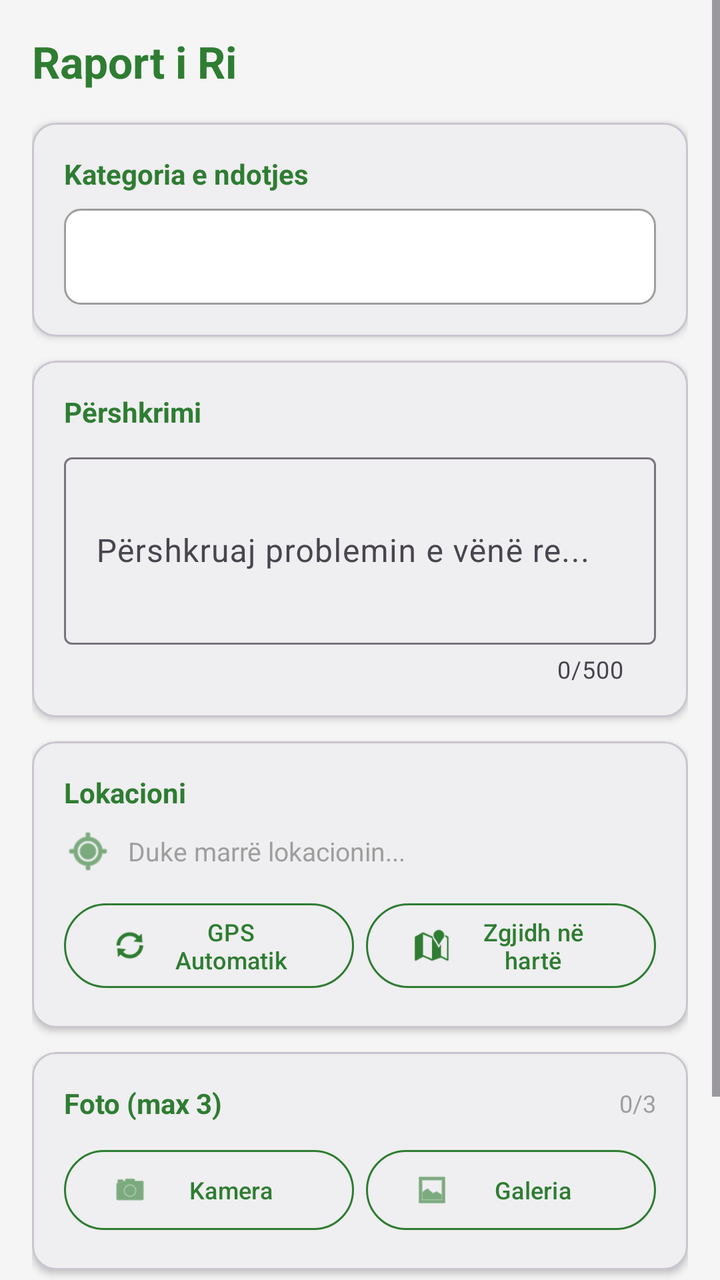
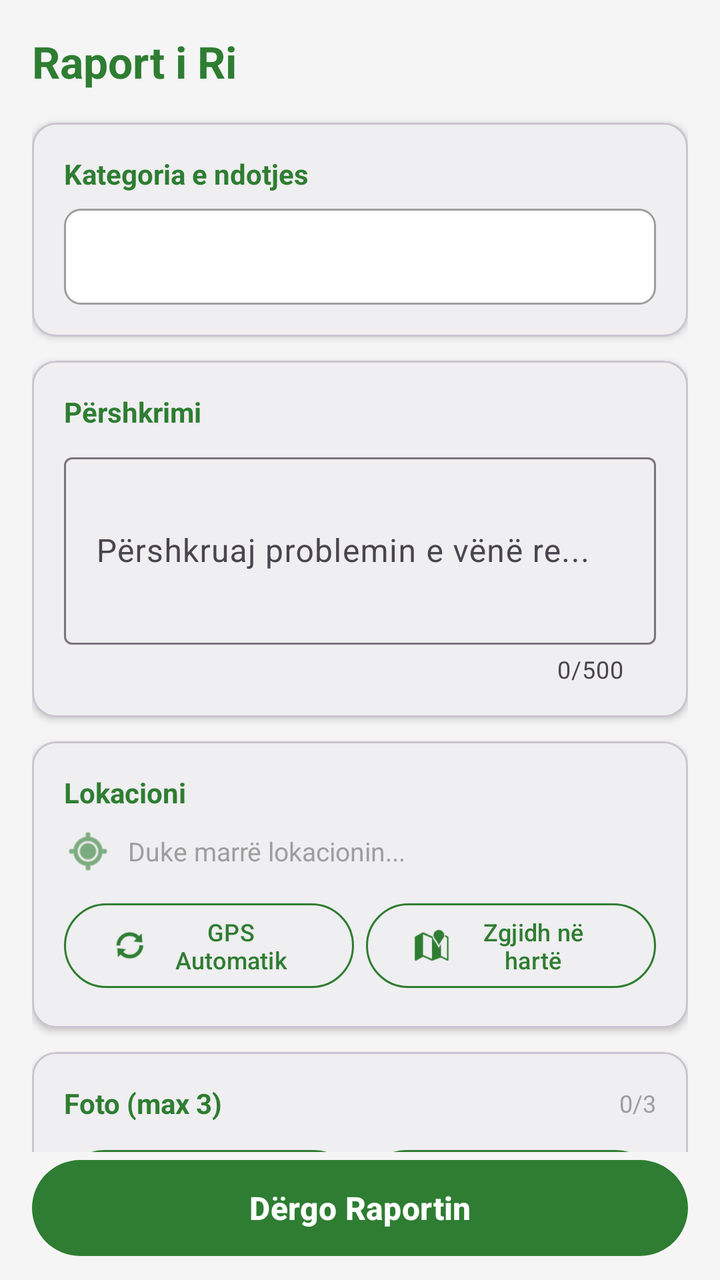

The first picture is an Android layout as it rendered before a commit; the second is the same layout after the commit. The layout source and the unified diff follow.
<!-- AndroidManifest.xml: application theme Theme.EcoAlert -->
<!-- res/layout/fragment_report.xml -->
<?xml version="1.0" encoding="utf-8"?>
<ScrollView
    xmlns:android="http://schemas.android.com/apk/res/android"
    xmlns:app="http://schemas.android.com/apk/res-auto"
    android:layout_width="match_parent"
    android:layout_height="match_parent"
    android:background="@color/gray_light">

    <LinearLayout
        android:layout_width="match_parent"
        android:layout_height="wrap_content"
        android:orientation="vertical"
        android:padding="16dp">

        
        <TextView
            android:layout_width="wrap_content"
            android:layout_height="wrap_content"
            android:text="Raport i Ri"
            android:textSize="22sp"
            android:textStyle="bold"
            android:textColor="@color/green_primary"
            android:layout_marginBottom="16dp" />

        
        <com.google.android.material.card.MaterialCardView
            android:layout_width="match_parent"
            android:layout_height="wrap_content"
            android:layout_marginBottom="12dp"
            app:cardElevation="2dp"
            app:cardCornerRadius="12dp">

            <LinearLayout
                android:layout_width="match_parent"
                android:layout_height="wrap_content"
                android:orientation="vertical"
                android:padding="16dp">

                <TextView
                    android:layout_width="wrap_content"
                    android:layout_height="wrap_content"
                    android:text="Kategoria e ndotjes"
                    android:textSize="14sp"
                    android:textStyle="bold"
                    android:textColor="@color/green_primary"
                    android:layout_marginBottom="8dp" />

                <Spinner
                    android:id="@+id/spinner_category"
                    android:layout_width="match_parent"
                    android:layout_height="48dp"
                    android:background="@drawable/spinner_background"
                    android:paddingStart="12dp"
                    android:paddingEnd="12dp" />

            </LinearLayout>

        </com.google.android.material.card.MaterialCardView>

        
        <com.google.android.material.card.MaterialCardView
            android:layout_width="match_parent"
            android:layout_height="wrap_content"
            android:layout_marginBottom="12dp"
            app:cardElevation="2dp"
            app:cardCornerRadius="12dp">

            <LinearLayout
                android:layout_width="match_parent"
                android:layout_height="wrap_content"
                android:orientation="vertical"
                android:padding="16dp">

                <TextView
                    android:layout_width="wrap_content"
                    android:layout_height="wrap_content"
                    android:text="Përshkrimi"
                    android:textSize="14sp"
                    android:textStyle="bold"
                    android:textColor="@color/green_primary"
                    android:layout_marginBottom="8dp" />

                <com.google.android.material.textfield.TextInputLayout
                    android:id="@+id/til_description"
                    android:layout_width="match_parent"
                    android:layout_height="wrap_content"
                    android:hint="Përshkruaj problemin e vënë re..."
                    style="@style/Widget.Material3.TextInputLayout.OutlinedBox"
                    app:counterEnabled="true"
                    app:counterMaxLength="500">

                    <com.google.android.material.textfield.TextInputEditText
                        android:id="@+id/et_description"
                        android:layout_width="match_parent"
                        android:layout_height="wrap_content"
                        android:inputType="textMultiLine"
                        android:minLines="3"
                        android:maxLines="5"
                        android:maxLength="500" />

                </com.google.android.material.textfield.TextInputLayout>

            </LinearLayout>

        </com.google.android.material.card.MaterialCardView>

        
        <com.google.android.material.card.MaterialCardView
            android:layout_width="match_parent"
            android:layout_height="wrap_content"
            android:layout_marginBottom="12dp"
            app:cardElevation="2dp"
            app:cardCornerRadius="12dp">

            <LinearLayout
                android:layout_width="match_parent"
                android:layout_height="wrap_content"
                android:orientation="vertical"
                android:padding="16dp">

                <TextView
                    android:layout_width="wrap_content"
                    android:layout_height="wrap_content"
                    android:text="Lokacioni"
                    android:textSize="14sp"
                    android:textStyle="bold"
                    android:textColor="@color/green_primary"
                    android:layout_marginBottom="8dp" />

                
                <LinearLayout
                    android:layout_width="match_parent"
                    android:layout_height="wrap_content"
                    android:orientation="horizontal"
                    android:gravity="center_vertical"
                    android:layout_marginBottom="10dp">

                    <ImageView
                        android:layout_width="24dp"
                        android:layout_height="24dp"
                        android:src="@android:drawable/ic_menu_mylocation"
                        app:tint="@color/green_primary"
                        android:layout_marginEnd="8dp" />

                    <TextView
                        android:id="@+id/tv_location"
                        android:layout_width="0dp"
                        android:layout_height="wrap_content"
                        android:layout_weight="1"
                        android:text="Duke marrë lokacionin..."
                        android:textSize="13sp"
                        android:textColor="@color/gray_medium" />

                </LinearLayout>

                
                <LinearLayout
                    android:layout_width="match_parent"
                    android:layout_height="wrap_content"
                    android:orientation="horizontal">

                    <com.google.android.material.button.MaterialButton
                        android:id="@+id/btn_refresh_location"
                        android:layout_width="0dp"
                        android:layout_height="wrap_content"
                        android:layout_weight="1"
                        android:layout_marginEnd="6dp"
                        android:text="GPS Automatik"
                        android:textSize="12sp"
                        style="@style/Widget.Material3.Button.OutlinedButton"
                        app:strokeColor="@color/green_primary"
                        app:icon="@android:drawable/ic_popup_sync" />

                    <com.google.android.material.button.MaterialButton
                        android:id="@+id/btn_pick_location"
                        android:layout_width="0dp"
                        android:layout_height="wrap_content"
                        android:layout_weight="1"
                        android:text="Zgjidh në hartë"
                        android:textSize="12sp"
                        style="@style/Widget.Material3.Button.OutlinedButton"
                        app:strokeColor="@color/green_primary"
                        app:icon="@android:drawable/ic_dialog_map" />

                </LinearLayout>

            </LinearLayout>

        </com.google.android.material.card.MaterialCardView>

        
        <com.google.android.material.card.MaterialCardView
            android:layout_width="match_parent"
            android:layout_height="wrap_content"
            android:layout_marginBottom="24dp"
            app:cardElevation="2dp"
            app:cardCornerRadius="12dp">

            <LinearLayout
                android:layout_width="match_parent"
                android:layout_height="wrap_content"
                android:orientation="vertical"
                android:padding="16dp">

                <LinearLayout
                    android:layout_width="match_parent"
                    android:layout_height="wrap_content"
                    android:orientation="horizontal"
                    android:gravity="center_vertical"
                    android:layout_marginBottom="10dp">

                    <TextView
                        android:layout_width="0dp"
                        android:layout_height="wrap_content"
                        android:layout_weight="1"
                        android:text="Foto (max 3)"
                        android:textSize="14sp"
                        android:textStyle="bold"
                        android:textColor="@color/green_primary" />

                    <TextView
                        android:id="@+id/tv_photo_count"
                        android:layout_width="wrap_content"
                        android:layout_height="wrap_content"
                        android:text="0/3"
                        android:textSize="12sp"
                        android:textColor="@color/gray_medium" />

                </LinearLayout>

                
                <androidx.recyclerview.widget.RecyclerView
                    android:id="@+id/rv_photos"
                    android:layout_width="match_parent"
                    android:layout_height="80dp"
                    android:layout_marginBottom="10dp"
                    android:visibility="gone" />

                
                <LinearLayout
                    android:layout_width="match_parent"
                    android:layout_height="wrap_content"
                    android:orientation="horizontal">

                    <com.google.android.material.button.MaterialButton
                        android:id="@+id/btn_camera"
                        android:layout_width="0dp"
                        android:layout_height="wrap_content"
                        android:layout_weight="1"
                        android:layout_marginEnd="6dp"
                        android:text="Kamera"
                        android:textSize="12sp"
                        style="@style/Widget.Material3.Button.OutlinedButton"
                        app:strokeColor="@color/green_primary"
                        app:icon="@android:drawable/ic_menu_camera" />

                    <com.google.android.material.button.MaterialButton
                        android:id="@+id/btn_gallery"
                        android:layout_width="0dp"
                        android:layout_height="wrap_content"
                        android:layout_weight="1"
                        android:text="Galeria"
                        android:textSize="12sp"
                        style="@style/Widget.Material3.Button.OutlinedButton"
                        app:strokeColor="@color/green_primary"
                        app:icon="@android:drawable/ic_menu_gallery" />

                </LinearLayout>

            </LinearLayout>

        </com.google.android.material.card.MaterialCardView>

        
        <com.google.android.material.button.MaterialButton
            android:id="@+id/btn_submit"
            android:layout_width="match_parent"
            android:layout_height="56dp"
            android:text="Dërgo Raportin"
            android:textSize="16sp"
            android:textStyle="bold"
            app:backgroundTint="@color/green_primary"
            android:layout_marginBottom="16dp" />

        
        <ProgressBar
            android:id="@+id/progress_bar"
            android:layout_width="wrap_content"
            android:layout_height="wrap_content"
            android:layout_gravity="center"
            android:visibility="gone"
            android:indeterminateTint="@color/green_primary" />

    </LinearLayout>

</ScrollView>
<!-- resources referenced by this layout -->
<resources>
  <color name="gray_light">#F5F5F5</color>
  <color name="gray_medium">#9E9E9E</color>
  <color name="green_primary">#2E7D32</color>
  <!-- drawable spinner_background (drawable) -->
  <?xml version="1.0" encoding="utf-8"?>
  <shape xmlns:android="http://schemas.android.com/apk/res/android"
      android:shape="rectangle">
      <solid android:color="@color/white" />
      <stroke
          android:width="1dp"
          android:color="@color/gray_medium" />
      <corners android:radius="8dp" />
  </shape>
  <style name="Theme.EcoAlert" parent="Theme.Material3.Light.NoActionBar">
          <item name="colorPrimary">@color/green_primary</item>
          <item name="colorPrimaryVariant">@color/green_primary_dark</item>
          <item name="colorOnPrimary">@color/white</item>
          <item name="colorSecondary">@color/green_secondary</item>
          <item name="colorOnSecondary">@color/black</item>
          <item name="android:statusBarColor">@color/green_primary</item>
      </style>
  <color name="white">#FFFFFF</color>
  <color name="green_primary_dark">#1B5E20</color>
  <color name="green_secondary">#66BB6A</color>
  <color name="black">#000000</color>
</resources>

<!-- the commit's change to res/layout/fragment_report.xml (unified diff, before → after) -->
@@ -1,296 +1,317 @@
 <?xml version="1.0" encoding="utf-8"?>
-<ScrollView
+<androidx.constraintlayout.widget.ConstraintLayout
     xmlns:android="http://schemas.android.com/apk/res/android"
     xmlns:app="http://schemas.android.com/apk/res-auto"
     android:layout_width="match_parent"
     android:layout_height="match_parent"
     android:background="@color/gray_light">
 
-    <LinearLayout
+    
+    <com.google.android.material.button.MaterialButton
+        android:id="@+id/btn_submit"
         android:layout_width="match_parent"
+        android:layout_height="56dp"
+        android:layout_marginStart="16dp"
+        android:layout_marginEnd="16dp"
+        android:layout_marginBottom="8dp"
+        android:text="Dërgo Raportin"
+        android:textSize="16sp"
+        android:textStyle="bold"
+        app:backgroundTint="@color/green_primary"
+        app:layout_constraintBottom_toBottomOf="parent"
+        app:layout_constraintStart_toStartOf="parent"
+        app:layout_constraintEnd_toEndOf="parent" />
+
+    
+    <ProgressBar
+        android:id="@+id/progress_bar"
+        android:layout_width="wrap_content"
         android:layout_height="wrap_content"
-        android:orientation="vertical"
-        android:padding="16dp">
-
-        
-        <TextView
-            android:layout_width="wrap_content"
-            android:layout_height="wrap_content"
-            android:text="Raport i Ri"
-            android:textSize="22sp"
-            android:textStyle="bold"
-            android:textColor="@color/green_primary"
-            android:layout_marginBottom="16dp" />
-
-        
-        <com.google.android.material.card.MaterialCardView
+        android:visibility="gone"
+        android:indeterminateTint="@color/green_primary"
+        app:layout_constraintBottom_toTopOf="@id/btn_submit"
+        app:layout_constraintStart_toStartOf="parent"
+        app:layout_constraintEnd_toEndOf="parent" />
+
+    
+    <androidx.core.widget.NestedScrollView
+        android:layout_width="match_parent"
+        android:layout_height="0dp"
+        app:layout_constraintTop_toTopOf="parent"
+        app:layout_constraintBottom_toTopOf="@id/btn_submit">
+
+        <LinearLayout
             android:layout_width="match_parent"
             android:layout_height="wrap_content"
-            android:layout_marginBottom="12dp"
-            app:cardElevation="2dp"
-            app:cardCornerRadius="12dp">
-
-            <LinearLayout
+            android:orientation="vertical"
+            android:padding="16dp">
+
+            <TextView
+                android:layout_width="wrap_content"
+                android:layout_height="wrap_content"
+                android:text="Raport i Ri"
+                android:textSize="22sp"
+                android:textStyle="bold"
+                android:textColor="@color/green_primary"
+                android:layout_marginBottom="16dp" />
+
+            
+            <com.google.android.material.card.MaterialCardView
                 android:layout_width="match_parent"
                 android:layout_height="wrap_content"
-                android:orientation="vertical"
-                android:padding="16dp">
-
-                <TextView
-                    android:layout_width="wrap_content"
-                    android:layout_height="wrap_content"
-                    android:text="Kategoria e ndotjes"
-                    android:textSize="14sp"
-                    android:textStyle="bold"
-                    android:textColor="@color/green_primary"
-                    android:layout_marginBottom="8dp" />
-
-                <Spinner
-                    android:id="@+id/spinner_category"
-                    android:layout_width="match_parent"
-                    android:layout_height="48dp"
-                    android:background="@drawable/spinner_background"
-                    android:paddingStart="12dp"
-                    android:paddingEnd="12dp" />
-
-            </LinearLayout>
-
-        </com.google.android.material.card.MaterialCardView>
-
-        
-        <com.google.android.material.card.MaterialCardView
-            android:layout_width="match_parent"
-            android:layout_height="wrap_content"
-            android:layout_marginBottom="12dp"
-            app:cardElevation="2dp"
-            app:cardCornerRadius="12dp">
-
-            <LinearLayout
-                android:layout_width="match_parent"
-                android:layout_height="wrap_content"
-                android:orientation="vertical"
-                android:padding="16dp">
-
-                <TextView
-                    android:layout_width="wrap_content"
-                    android:layout_height="wrap_content"
-                    android:text="Përshkrimi"
-                    android:textSize="14sp"
-                    android:textStyle="bold"
-                    android:textColor="@color/green_primary"
-                    android:layout_marginBottom="8dp" />
-
-                <com.google.android.material.textfield.TextInputLayout
-                    android:id="@+id/til_description"
-                    android:layout_width="match_parent"
-                    android:layout_height="wrap_content"
-                    android:hint="Përshkruaj problemin e vënë re..."
-                    style="@style/Widget.Material3.TextInputLayout.OutlinedBox"
-                    app:counterEnabled="true"
-                    app:counterMaxLength="500">
-
-                    <com.google.android.material.textfield.TextInputEditText
-                        android:id="@+id/et_description"
-                        android:layout_width="match_parent"
-                        android:layout_height="wrap_content"
-                        android:inputType="textMultiLine"
-                        android:minLines="3"
-                        android:maxLines="5"
-                        android:maxLength="500" />
-
-                </com.google.android.material.textfield.TextInputLayout>
-
-            </LinearLayout>
-
-        </com.google.android.material.card.MaterialCardView>
-
-        
-        <com.google.android.material.card.MaterialCardView
-            android:layout_width="match_parent"
-            android:layout_height="wrap_content"
-            android:layout_marginBottom="12dp"
-            app:cardElevation="2dp"
-            app:cardCornerRadius="12dp">
-
-            <LinearLayout
-                android:layout_width="match_parent"
-                android:layout_height="wrap_content"
-                android:orientation="vertical"
-                android:padding="16dp">
-
-                <TextView
-                    android:layout_width="wrap_content"
-                    android:layout_height="wrap_content"
-                    android:text="Lokacioni"
-                    android:textSize="14sp"
-                    android:textStyle="bold"
-                    android:textColor="@color/green_primary"
-                    android:layout_marginBottom="8dp" />
-
-                
+                android:layout_marginBottom="12dp"
+                app:cardElevation="2dp"
+                app:cardCornerRadius="12dp">
+
                 <LinearLayout
                     android:layout_width="match_parent"
                     android:layout_height="wrap_content"
-                    android:orientation="horizontal"
-                    android:gravity="center_vertical"
-                    android:layout_marginBottom="10dp">
-
-                    <ImageView
-                        android:layout_width="24dp"
-                        android:layout_height="24dp"
-                        android:src="@android:drawable/ic_menu_mylocation"
-                        app:tint="@color/green_primary"
-                        android:layout_marginEnd="8dp" />
+                    android:orientation="vertical"
+                    android:padding="16dp">
 
                     <TextView
-                        android:id="@+id/tv_location"
-                        android:layout_width="0dp"
-                        android:layout_height="wrap_content"
-                        android:layout_weight="1"
-                        android:text="Duke marrë lokacionin..."
-                        android:textSize="13sp"
-                        android:textColor="@color/gray_medium" />
+                        android:layout_width="wrap_content"
+                        android:layout_height="wrap_content"
+                        android:text="Kategoria e ndotjes"
+                        android:textSize="14sp"
+                        android:textStyle="bold"
+                        android:textColor="@color/green_primary"
+                        android:layout_marginBottom="8dp" />
+
+                    <Spinner
+                        android:id="@+id/spinner_category"
+                        android:layout_width="match_parent"
+                        android:layout_height="48dp"
+                        android:background="@drawable/spinner_background"
+                        android:paddingStart="12dp"
+                        android:paddingEnd="12dp" />
 
                 </LinearLayout>
 
-                
+            </com.google.android.material.card.MaterialCardView>
+
+            
+            <com.google.android.material.card.MaterialCardView
+                android:layout_width="match_parent"
+                android:layout_height="wrap_content"
+                android:layout_marginBottom="12dp"
+                app:cardElevation="2dp"
+                app:cardCornerRadius="12dp">
+
                 <LinearLayout
                     android:layout_width="match_parent"
                     android:layout_height="wrap_content"
-                    android:orientation="horizontal">
-
-                    <com.google.android.material.button.MaterialButton
-                        android:id="@+id/btn_refresh_location"
-                        android:layout_width="0dp"
-                        android:layout_height="wrap_content"
-                        android:layout_weight="1"
-                        android:layout_marginEnd="6dp"
-                        android:text="GPS Automatik"
-                        android:textSize="12sp"
-                        style="@style/Widget.Material3.Button.OutlinedButton"
-                        app:strokeColor="@color/green_primary"
-                        app:icon="@android:drawable/ic_popup_sync" />
-
-                    <com.google.android.material.button.MaterialButton
-                        android:id="@+id/btn_pick_location"
-                        android:layout_width="0dp"
-                        android:layout_height="wrap_content"
-                        android:layout_weight="1"
-                        android:text="Zgjidh në hartë"
-                        android:textSize="12sp"
-                        style="@style/Widget.Material3.Button.OutlinedButton"
-                        app:strokeColor="@color/green_primary"
-                        app:icon="@android:drawable/ic_dialog_map" />
+                    android:orientation="vertical"
+                    android:padding="16dp">
+
+                    <TextView
+                        android:layout_width="wrap_content"
+                        android:layout_height="wrap_content"
+                        android:text="Përshkrimi"
+                        android:textSize="14sp"
+                        android:textStyle="bold"
+                        android:textColor="@color/green_primary"
+                        android:layout_marginBottom="8dp" />
+
+                    <com.google.android.material.textfield.TextInputLayout
+                        android:id="@+id/til_description"
+                        android:layout_width="match_parent"
+                        android:layout_height="wrap_content"
+                        android:hint="Përshkruaj problemin e vënë re..."
+                        style="@style/Widget.Material3.TextInputLayout.OutlinedBox"
+                        app:counterEnabled="true"
+                        app:counterMaxLength="500">
+
+                        <com.google.android.material.textfield.TextInputEditText
+                            android:id="@+id/et_description"
+                            android:layout_width="match_parent"
+                            android:layout_height="wrap_content"
+                            android:inputType="textMultiLine"
+                            android:minLines="3"
+                            android:maxLines="5"
+                            android:maxLength="500" />
+
+                    </com.google.android.material.textfield.TextInputLayout>
 
                 </LinearLayout>
 
-            </LinearLayout>
-
-        </com.google.android.material.card.MaterialCardView>
-
-        
-        <com.google.android.material.card.MaterialCardView
-            android:layout_width="match_parent"
-            android:layout_height="wrap_content"
-            android:layout_marginBottom="24dp"
-            app:cardElevation="2dp"
-            app:cardCornerRadius="12dp">
-
-            <LinearLayout
+            </com.google.android.material.card.MaterialCardView>
+
+            
+            <com.google.android.material.card.MaterialCardView
                 android:layout_width="match_parent"
                 android:layout_height="wrap_content"
-                android:orientation="vertical"
-                android:padding="16dp">
+                android:layout_marginBottom="12dp"
+                app:cardElevation="2dp"
+                app:cardCornerRadius="12dp">
 
                 <LinearLayout
                     android:layout_width="match_parent"
                     android:layout_height="wrap_content"
-                    android:orientation="horizontal"
-                    android:gravity="center_vertical"
-                    android:layout_marginBottom="10dp">
+                    android:orientation="vertical"
+                    android:padding="16dp">
 
                     <TextView
-                        android:layout_width="0dp"
-                        android:layout_height="wrap_content"
-                        android:layout_weight="1"
-                        android:text="Foto (max 3)"
+                        android:layout_width="wrap_content"
+                        android:layout_height="wrap_content"
+                        android:text="Lokacioni"
                         android:textSize="14sp"
                         android:textStyle="bold"
-                        android:textColor="@color/green_primary" />
-
-                    <TextView
-                        android:id="@+id/tv_photo_count"
-                        android:layout_width="wrap_content"
-                        android:layout_height="wrap_content"
-                        android:text="0/3"
-                        android:textSize="12sp"
-                        android:textColor="@color/gray_medium" />
+                        android:textColor="@color/green_primary"
+                        android:layout_marginBottom="8dp" />
+
+                    <LinearLayout
+                        android:layout_width="match_parent"
+                        android:layout_height="wrap_content"
+                        android:orientation="horizontal"
+                        android:gravity="center_vertical"
+                        android:layout_marginBottom="10dp">
+
+                        <ImageView
+                            android:layout_width="24dp"
+                            android:layout_height="24dp"
+                            android:src="@android:drawable/ic_menu_mylocation"
+                            app:tint="@color/green_primary"
+                            android:layout_marginEnd="8dp" />
+
+                        <TextView
+                            android:id="@+id/tv_location"
+                            android:layout_width="0dp"
+                            android:layout_height="wrap_content"
+                            android:layout_weight="1"
+                            android:text="Duke marrë lokacionin..."
+                            android:textSize="13sp"
+                            android:textColor="@color/gray_medium" />
+
+                    </LinearLayout>
+
+                    <LinearLayout
+                        android:layout_width="match_parent"
+                        android:layout_height="wrap_content"
+                        android:orientation="horizontal">
+
+                        <com.google.android.material.button.MaterialButton
+                            android:id="@+id/btn_refresh_location"
+                            android:layout_width="0dp"
+                            android:layout_height="wrap_content"
+                            android:layout_weight="1"
+                            android:layout_marginEnd="6dp"
+                            android:text="GPS Automatik"
+                            android:textSize="12sp"
+                            style="@style/Widget.Material3.Button.OutlinedButton"
+                            app:strokeColor="@color/green_primary"
+                            app:icon="@android:drawable/ic_popup_sync" />
+
+                        <com.google.android.material.button.MaterialButton
+                            android:id="@+id/btn_pick_location"
+                            android:layout_width="0dp"
+                            android:layout_height="wrap_content"
+                            android:layout_weight="1"
+                            android:text="Zgjidh në hartë"
+                            android:textSize="12sp"
+                            style="@style/Widget.Material3.Button.OutlinedButton"
+                            app:strokeColor="@color/green_primary"
+                            app:icon="@android:drawable/ic_dialog_map" />
+
+                    </LinearLayout>
 
                 </LinearLayout>
 
-                
-                <androidx.recyclerview.widget.RecyclerView
-                    android:id="@+id/rv_photos"
-                    android:layout_width="match_parent"
-                    android:layout_height="80dp"
-                    android:layout_marginBottom="10dp"
-                    android:visibility="gone" />
-
-                
+            </com.google.android.material.card.MaterialCardView>
+
+            
+            <com.google.android.material.card.MaterialCardView
+                android:layout_width="match_parent"
+                android:layout_height="wrap_content"
+                android:layout_marginBottom="12dp"
+                app:cardElevation="2dp"
+                app:cardCornerRadius="12dp">
+
                 <LinearLayout
                     android:layout_width="match_parent"
                     android:layout_height="wrap_content"
-                    android:orientation="horizontal">
-
-                    <com.google.android.material.button.MaterialButton
-                        android:id="@+id/btn_camera"
-                        android:layout_width="0dp"
-                        android:layout_height="wrap_content"
-                        android:layout_weight="1"
-                        android:layout_marginEnd="6dp"
-                        android:text="Kamera"
-                        android:textSize="12sp"
-                        style="@style/Widget.Material3.Button.OutlinedButton"
-                        app:strokeColor="@color/green_primary"
-                        app:icon="@android:drawable/ic_menu_camera" />
-
-                    <com.google.android.material.button.MaterialButton
-                        android:id="@+id/btn_gallery"
-                        android:layout_width="0dp"
-                        android:layout_height="wrap_content"
-                        android:layout_weight="1"
-                        android:text="Galeria"
-                        android:textSize="12sp"
-                        style="@style/Widget.Material3.Button.OutlinedButton"
-                        app:strokeColor="@color/green_primary"
-                        app:icon="@android:drawable/ic_menu_gallery" />
+                    android:orientation="vertical"
+                    android:padding="16dp">
+
+                    <LinearLayout
+                        android:layout_width="match_parent"
+                        android:layout_height="wrap_content"
+                        android:orientation="horizontal"
+                        android:gravity="center_vertical"
+                        android:layout_marginBottom="10dp">
+
+                        <TextView
+                            android:layout_width="0dp"
+                            android:layout_height="wrap_content"
+                            android:layout_weight="1"
+                            android:text="Foto (max 3)"
+                            android:textSize="14sp"
+                            android:textStyle="bold"
+                            android:textColor="@color/green_primary" />
+
+                        <TextView
+                            android:id="@+id/tv_photo_count"
+                            android:layout_width="wrap_content"
+                            android:layout_height="wrap_content"
+                            android:text="0/3"
+                            android:textSize="12sp"
+                            android:textColor="@color/gray_medium" />
+
+                    </LinearLayout>
+
+                    <HorizontalScrollView
+                        android:id="@+id/scroll_photos"
+                        android:layout_width="match_parent"
+                        android:layout_height="wrap_content"
+                        android:layout_marginBottom="10dp"
+                        android:scrollbars="none"
+                        android:visibility="gone">
+
+                        <LinearLayout
+                            android:id="@+id/ll_photos"
+                            android:layout_width="wrap_content"
+                            android:layout_height="88dp"
+                            android:orientation="horizontal"
+                            android:padding="4dp" />
+
+                    </HorizontalScrollView>
+
+                    <LinearLayout
+                        android:layout_width="match_parent"
+                        android:layout_height="wrap_content"
+                        android:orientation="horizontal">
+
+                        <com.google.android.material.button.MaterialButton
+                            android:id="@+id/btn_camera"
+                            android:layout_width="0dp"
+                            android:layout_height="wrap_content"
+                            android:layout_weight="1"
+                            android:layout_marginEnd="6dp"
+                            android:text="Kamera"
+                            android:textSize="12sp"
+                            style="@style/Widget.Material3.Button.OutlinedButton"
+                            app:strokeColor="@color/green_primary"
+                            app:icon="@android:drawable/ic_menu_camera" />
+
+                        <com.google.android.material.button.MaterialButton
+                            android:id="@+id/btn_gallery"
+                            android:layout_width="0dp"
+                            android:layout_height="wrap_content"
+                            android:layout_weight="1"
+                            android:text="Galeria"
+                            android:textSize="12sp"
+                            style="@style/Widget.Material3.Button.OutlinedButton"
+                            app:strokeColor="@color/green_primary"
+                            app:icon="@android:drawable/ic_menu_gallery" />
+
+                    </LinearLayout>
 
                 </LinearLayout>
 
-            </LinearLayout>
-
-        </com.google.android.material.card.MaterialCardView>
-
-        
-        <com.google.android.material.button.MaterialButton
-            android:id="@+id/btn_submit"
-            android:layout_width="match_parent"
-            android:layout_height="56dp"
-            android:text="Dërgo Raportin"
-            android:textSize="16sp"
-            android:textStyle="bold"
-            app:backgroundTint="@color/green_primary"
-            android:layout_marginBottom="16dp" />
-
-        
-        <ProgressBar
-            android:id="@+id/progress_bar"
-            android:layout_width="wrap_content"
-            android:layout_height="wrap_content"
-            android:layout_gravity="center"
-            android:visibility="gone"
-            android:indeterminateTint="@color/green_primary" />
-
-    </LinearLayout>
-
-</ScrollView>
+            </com.google.android.material.card.MaterialCardView>
+
+        </LinearLayout>
+
+    </androidx.core.widget.NestedScrollView>
+
+</androidx.constraintlayout.widget.ConstraintLayout>
